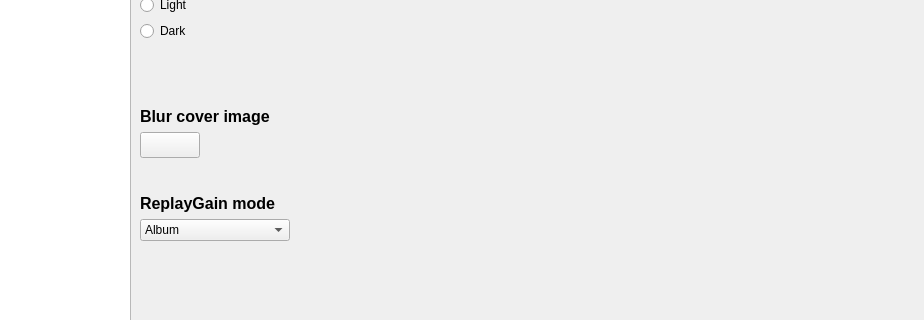
Qt form src/widget_shared/preferencedialog.ui (billlin0904/xamp2) before a commit; both pictures show x 100 to 1024 and y 133 to 453 of the 1024 by 822 pixel window.
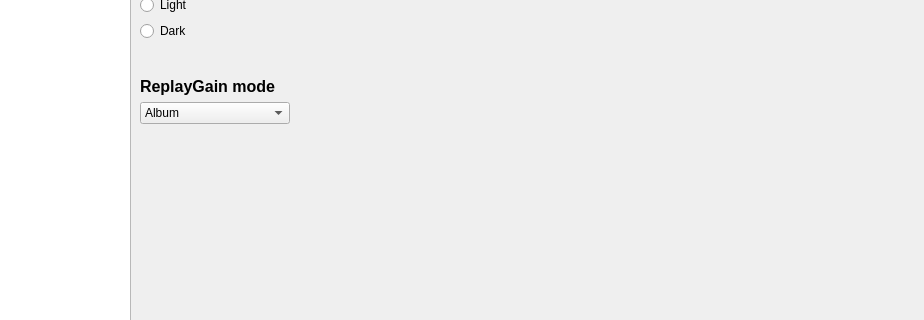
The same form after that commit. The open tabs and pages were chosen to show the change. Custom widgets are drawn as their Qt base class.

What changed in the file:
```diff
--- a/src/widget_shared/preferencedialog.ui
+++ b/src/widget_shared/preferencedialog.ui
@@ -79,7 +79,7 @@
         <number>1</number>
        </property>
        <widget class="QWidget" name="playbackPage">
-        <layout class="QVBoxLayout" name="verticalLayout_17" stretch="0,0,0,0,0,0,0,0,0">
+        <layout class="QVBoxLayout" name="verticalLayout_17" stretch="0,0,0,0,0,0">
          <item>
           <layout class="QVBoxLayout" name="verticalLayout_15">
            <item>
@@ -161,86 +161,6 @@
            </item>
           </layout>
          </item>
-         <item>
-          <spacer name="verticalSpacer_8">
-           <property name="orientation">
-            <enum>Qt::Vertical</enum>
-           </property>
-           <property name="sizeType">
-            <enum>QSizePolicy::Fixed</enum>
-           </property>
-           <property name="sizeHint" stdset="0">
-            <size>
-             <width>20</width>
-             <height>30</height>
-            </size>
-           </property>
-          </spacer>
-         </item>
-         <item>
-          <spacer name="verticalSpacer_2">
-           <property name="orientation">
-            <enum>Qt::Vertical</enum>
-           </property>
-           <property name="sizeType">
-            <enum>QSizePolicy::Fixed</enum>
-           </property>
-           <property name="sizeHint" stdset="0">
-            <size>
-             <width>20</width>
-             <height>30</height>
-            </size>
-           </property>
-          </spacer>
-         </item>
-         <item>
-          <layout class="QVBoxLayout" name="verticalLayout_13">
-           <item>
-            <widget class="QLabel" name="lbBlurCoverImage">
-             <property name="sizePolicy">
-              <sizepolicy hsizetype="Preferred" vsizetype="Preferred">
-               <horstretch>0</horstretch>
-               <verstretch>0</verstretch>
-              </sizepolicy>
-             </property>
-             <property name="font">
-              <font>
-               <pointsize>12</pointsize>
-               <bold>true</bold>
-               <kerning>false</kerning>
-              </font>
-             </property>
-             <property name="text">
-              <string>Blur cover image</string>
-             </property>
-            </widget>
-           </item>
-           <item>
-            <widget class="SwitchButton" name="enableBlurCoverImagePushButton">
-             <property name="minimumSize">
-              <size>
-               <width>0</width>
-               <height>26</height>
-              </size>
-             </property>
-             <property name="maximumSize">
-              <size>
-               <width>60</width>
-               <height>26</height>
-              </size>
-             </property>
-             <property name="font">
-              <font>
-               <kerning>false</kerning>
-              </font>
-             </property>
-             <property name="text">
-              <string/>
-             </property>
-            </widget>
-           </item>
-          </layout>
-         </item>
          <item>
           <spacer name="verticalSpacer_5">
            <property name="orientation">
@@ -1165,11 +1085,6 @@
   </layout>
  </widget>
  <customwidgets>
-  <customwidget>
-   <class>SwitchButton</class>
-   <extends>QPushButton</extends>
-   <header location="global">widget/switchbutton.h</header>
-  </customwidget>
   <customwidget>
    <class>SeekSlider</class>
    <extends>QSlider</extends>
```
Left out of the diff: 163 changed lines with no effect on the pictures.
